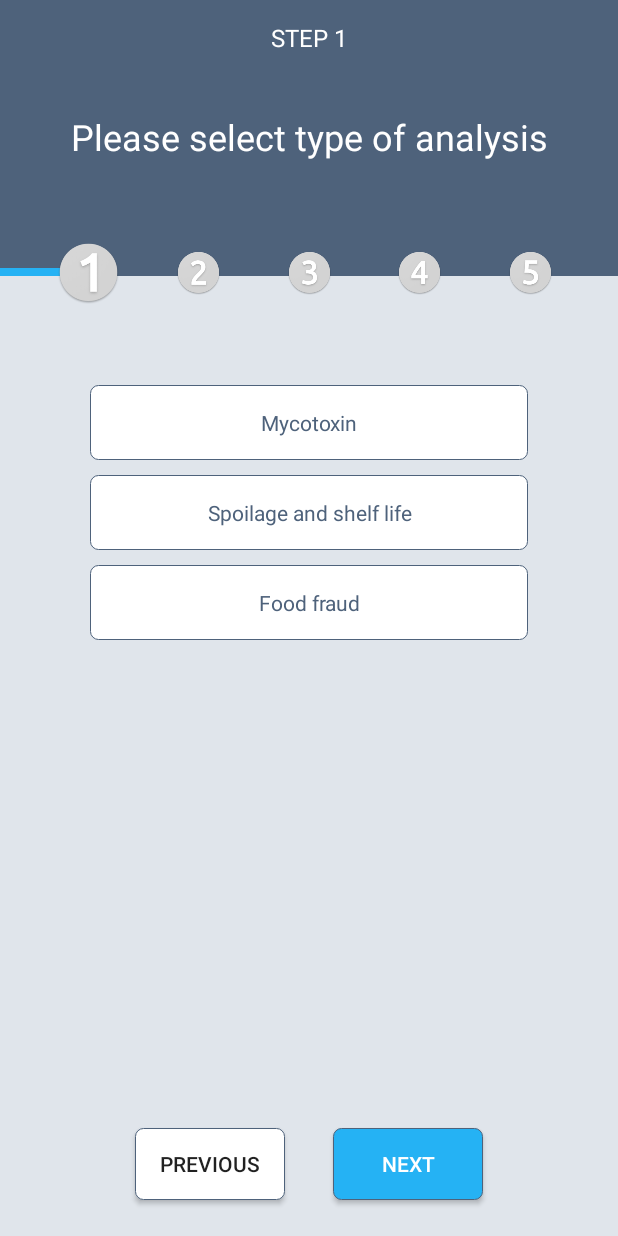
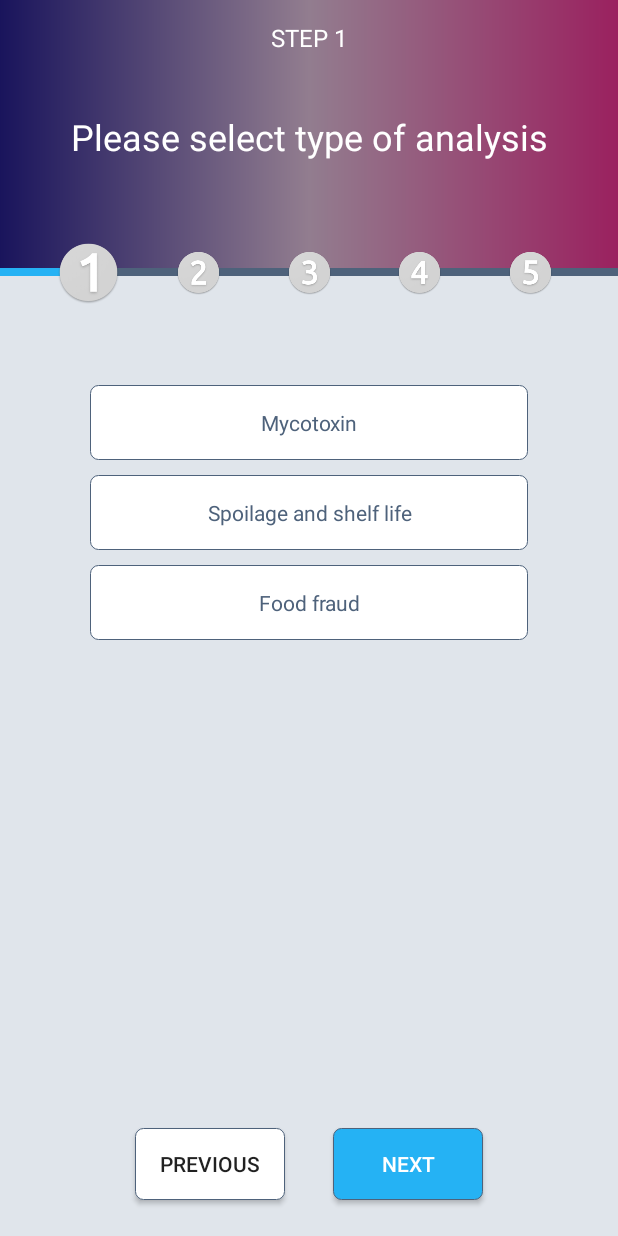
Before and after one commit to VizLoreLabs/phasmaFoodMobileApp, an Android app: the screen it shows after launch (WizardActivity), on a phone screen of 412 x 824 dp. Run offline under Robolectric (Android 15) with nearby library versions, the phone set to English and light mode, and no system bars; our stand-ins replace ButterKnife, Dagger/Hilt's generated code.

Commit message:
Changed header background

```diff
--- /dev/null
+++ b/app/src/main/res/drawable/background_gradient.xml
@@ -0,0 +1,9 @@
+<?xml version="1.0" encoding="utf-8"?>
+<shape xmlns:android="http://schemas.android.com/apk/res/android"
+    android:shape="rectangle">
+    <gradient
+        android:angle="0"
+        android:centerColor="#927D8F"
+        android:endColor="#9A215F"
+        android:startColor="#19145C" />
+</shape>
--- a/app/src/main/res/layout/activity_wizard.xml
+++ b/app/src/main/res/layout/activity_wizard.xml
@@ -9,7 +9,7 @@
         android:id="@+id/imageView"
         android:layout_width="0dp"
         android:layout_height="0dp"
-        android:src="@color/grey"
+        android:src="@drawable/background_gradient"
         app:layout_constraintBottom_toTopOf="@+id/guideline3"
         app:layout_constraintEnd_toEndOf="parent"
         app:layout_constraintStart_toStartOf="parent"
```
